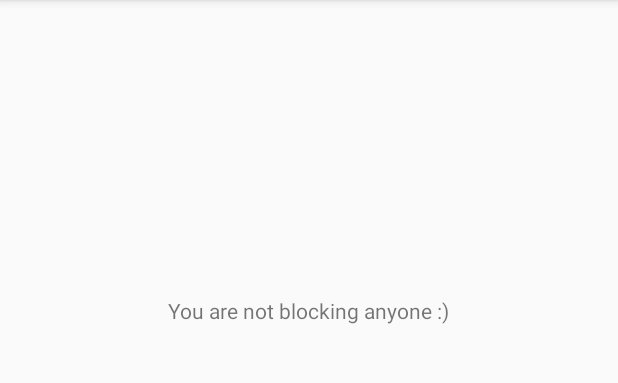
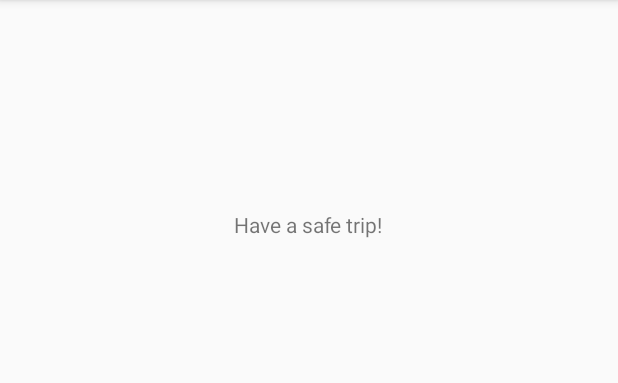
Before and after one commit to kobyperets/i-blocked-u-fe, an Android app: the fragment IBlockUGoingHomeFragment shown on its own in the app's theme, on a phone screen of 412 x 824 dp, the part 84-467 px from its top. Run offline under Robolectric (Android 15) with nearby library versions, the phone set to English and light mode, and no system bars; our stand-ins replace Volley; 1 statement that could not run was skipped.

Commit message:
GoingHome use-case

```diff
--- a/IBlockedU/app/src/main/java/com/salesforce/iblockedu/IBlockUGoingHomeFragment.java
+++ b/IBlockedU/app/src/main/java/com/salesforce/iblockedu/IBlockUGoingHomeFragment.java
@@ -1,12 +1,20 @@
 package com.salesforce.iblockedu;
 
-import android.content.Context;
 import android.net.Uri;
 import android.os.Bundle;
 import android.support.v4.app.Fragment;
 import android.view.LayoutInflater;
 import android.view.View;
 import android.view.ViewGroup;
+import android.widget.TextView;
+import android.widget.Toast;
+
+import com.android.volley.Request;
+import com.android.volley.RequestQueue;
+import com.android.volley.Response;
+import com.android.volley.VolleyError;
+import com.android.volley.toolbox.StringRequest;
+import com.android.volley.toolbox.Volley;
 
 
 /**
@@ -20,14 +28,15 @@ import android.view.ViewGroup;
 public class IBlockUGoingHomeFragment extends Fragment {
     // TODO: Rename parameter arguments, choose names that match
     // the fragment initialization parameters, e.g. ARG_ITEM_NUMBER
-    private static final String ARG_PARAM1 = "param1";
+    private static final String ARG_PARAM_EMAIL = "email";
     private static final String ARG_PARAM2 = "param2";
 
     // TODO: Rename and change types of parameters
-    private String mParam1;
+    private String mParamEmail;
     private String mParam2;
 
     private OnFragmentInteractionListener mListener;
+    private TextView mMessageView;
 
     public IBlockUGoingHomeFragment() {
         // Required empty public constructor
@@ -37,16 +46,14 @@ public class IBlockUGoingHomeFragment extends Fragment {
      * Use this factory method to create a new instance of
      * this fragment using the provided parameters.
      *
-     * @param param1 Parameter 1.
-     * @param param2 Parameter 2.
+     * @param email Parameter 1.
      * @return A new instance of fragment IBlockUGoingHomeFragment.
      */
     // TODO: Rename and change types and number of parameters
-    public static IBlockUGoingHomeFragment newInstance(String param1, String param2) {
+    public static IBlockUGoingHomeFragment newInstance(String email) {
         IBlockUGoingHomeFragment fragment = new IBlockUGoingHomeFragment();
         Bundle args = new Bundle();
-        args.putString(ARG_PARAM1, param1);
-        args.putString(ARG_PARAM2, param2);
+        args.putString(ARG_PARAM_EMAIL, email);
         fragment.setArguments(args);
         return fragment;
     }
@@ -55,16 +62,47 @@ public class IBlockUGoingHomeFragment extends Fragment {
     public void onCreate(Bundle savedInstanceState) {
         super.onCreate(savedInstanceState);
         if (getArguments() != null) {
-            mParam1 = getArguments().getString(ARG_PARAM1);
-            mParam2 = getArguments().getString(ARG_PARAM2);
+            mParamEmail = getArguments().getString(ARG_PARAM_EMAIL);
         }
     }
 
     @Override
     public View onCreateView(LayoutInflater inflater, ViewGroup container,
                              Bundle savedInstanceState) {
-        // Inflate the layout for this fragment
-        return inflater.inflate(R.layout.fragment_iblock_ugoing_home, container, false);
+        View inflate = inflater.inflate(R.layout.fragment_iblock_ugoing_home, container, false);
+        mMessageView = (TextView)inflate.findViewById(R.id.textViewHomeMessage);
+        return inflate;
+    }
+
+    @Override
+    public void onResume() {
+
+        boolean hasInternet = ((IBlockedUMainActivity)getActivity()).hasInternetConnection();
+
+        if(hasInternet) {
+            RequestQueue queue = Volley.newRequestQueue(getActivity());
+            // Request a string response from the provided URL.
+            StringRequest stringRequest = new StringRequest(Request.Method.GET, HttpUtils.getRequestUrl(
+                    HttpUtils.GOING_HOME_ENDPOINT, getArguments().getString("email"), ""),
+                    new Response.Listener<String>() {
+                        @Override
+                        public void onResponse(String response) {
+                            String msg = "";
+                            if(!response.toLowerCase().contains("error")){
+                                msg = response;
+                            }
+                            mMessageView.setText(msg);
+                        }
+                    }, new Response.ErrorListener() {
+                @Override
+                public void onErrorResponse(VolleyError error) {
+//                    Toast.makeText(getActivity().getApplicationContext(), "Please try submitting again", Toast.LENGTH_LONG).show();
+                }
+            });
+            queue.add(stringRequest);
+        }
+
+        super.onResume();
     }
 
     // TODO: Rename method, update argument and hook method into UI event
@@ -73,6 +111,8 @@ public class IBlockUGoingHomeFragment extends Fragment {
             mListener.onFragmentInteraction(uri);
         }
     }
+
+
 
     @Override
     public void onDetach() {
--- a/IBlockedU/app/src/main/res/layout/fragment_iblock_ugoing_home.xml
+++ b/IBlockedU/app/src/main/res/layout/fragment_iblock_ugoing_home.xml
@@ -9,12 +9,22 @@
         android:layout_height="match_parent">
 
         <TextView
-            android:id="@+id/textView"
+            android:id="@+id/textViewHomeSafeTrip"
+            android:layout_width="wrap_content"
+            android:layout_height="wrap_content"
+            android:layout_alignParentTop="true"
+            android:layout_centerHorizontal="true"
+            android:layout_marginTop="140dp"
+            android:text="Have a safe trip!" />
+
+        <TextView
+            android:id="@+id/textViewHomeMessage"
             android:layout_width="wrap_content"
             android:layout_height="wrap_content"
             android:layout_alignParentTop="true"
             android:layout_centerHorizontal="true"
             android:layout_marginTop="197dp"
-            android:text="You are not blocking anyone :)" />
+            android:text=""
+            android:layout_below="@id/textViewHomeSafeTrip"/>
     </RelativeLayout>
 </FrameLayout>
--- a/IBlockedU/app/src/main/res/menu/activity_iblocked_umain_drawer.xml
+++ b/IBlockedU/app/src/main/res/menu/activity_iblocked_umain_drawer.xml
@@ -9,12 +9,12 @@
             android:icon="@drawable/ic_menu_camera"
             android:title="I Blocked U!" />
         <item
-            android:id="@+id/nav_gallery"
+            android:id="@+id/nav_iblockedu_whos_blocking"
             android:icon="@drawable/ic_menu_gallery"
             android:title="Who's Blocking Me?"
             />
         <item
-            android:id="@+id/nav_slideshow"
+            android:id="@+id/nav_iblockedu_going_home"
             android:icon="@drawable/ic_menu_slideshow"
             android:title="Going Home!"
             />
```
Also changed, not shown: IBlockedU/app/src/main/java/com/salesforce/iblockedu/IBlockedUMainActivity.java (+5 -4 lines).
